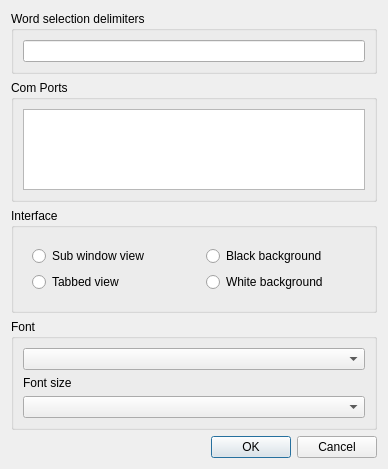
First picture: the form in ComBombGui/configdialog.ui, repository cdesjardins/ComBomb, before the edit.
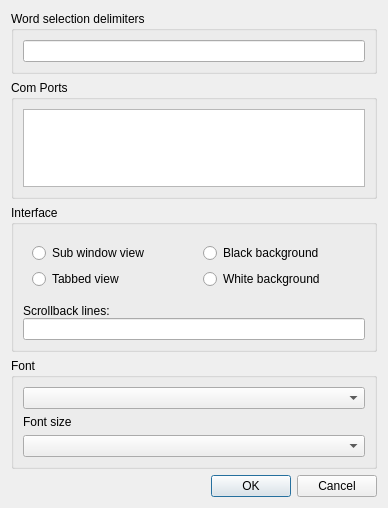
Second picture: the form after the edit. Icons and pictures are not drawn. Custom widgets are drawn as their Qt base class.

Commit message: Make scrollback lines configurable

What changed in the file:
```diff
--- a/ComBombGui/configdialog.ui
+++ b/ComBombGui/configdialog.ui
@@ -7,7 +7,7 @@
     <x>0</x>
     <y>0</y>
     <width>388</width>
-    <height>469</height>
+    <height>508</height>
    </rect>
   </property>
   <property name="windowTitle">
@@ -18,55 +18,6 @@
     <normaloff>:/images/ComBomb16.png</normaloff>:/images/ComBomb16.png</iconset>
   </property>
   <layout class="QGridLayout" name="gridLayout">
-   <item row="2" column="0">
-    <widget class="QGroupBox" name="Interface">
-     <property name="title">
-      <string>Interface</string>
-     </property>
-     <layout class="QHBoxLayout" name="horizontalLayout">
-      <item>
-       <widget class="QWidget" name="widget" native="true">
-        <layout class="QVBoxLayout" name="verticalLayout_6">
-         <item>
-          <widget class="QRadioButton" name="mdiRdioButton">
-           <property name="text">
-            <string>Sub window view</string>
-           </property>
-          </widget>
-         </item>
-         <item>
-          <widget class="QRadioButton" name="tabsRadioButton">
-           <property name="text">
-            <string>Tabbed view</string>
-           </property>
-          </widget>
-         </item>
-        </layout>
-       </widget>
-      </item>
-      <item>
-       <widget class="QWidget" name="widget_2" native="true">
-        <layout class="QVBoxLayout" name="verticalLayout_5">
-         <item>
-          <widget class="QRadioButton" name="blackRadioButton">
-           <property name="text">
-            <string>Black background</string>
-           </property>
-          </widget>
-         </item>
-         <item>
-          <widget class="QRadioButton" name="whiteRadioButton">
-           <property name="text">
-            <string>White background</string>
-           </property>
-          </widget>
-         </item>
-        </layout>
-       </widget>
-      </item>
-     </layout>
-    </widget>
-   </item>
    <item row="0" column="0">
     <widget class="QGroupBox" name="ConfigDelimiters">
      <property name="title">
@@ -127,6 +78,107 @@
      </property>
     </widget>
    </item>
+   <item row="2" column="0">
+    <widget class="QGroupBox" name="Interface">
+     <property name="title">
+      <string>Interface</string>
+     </property>
+     <layout class="QVBoxLayout" name="verticalLayout_4">
+      <item>
+       <widget class="QWidget" name="widget" native="true">
+        <layout class="QHBoxLayout" name="horizontalLayout_2">
+         <property name="spacing">
+          <number>0</number>
+         </property>
+         <property name="leftMargin">
+          <number>0</number>
+         </property>
+         <property name="topMargin">
+          <number>0</number>
+         </property>
+         <property name="rightMargin">
+          <number>0</number>
+         </property>
+         <property name="bottomMargin">
+          <number>0</number>
+         </property>
+         <item>
+          <widget class="QWidget" name="viewWidget" native="true">
+           <layout class="QVBoxLayout" name="verticalLayout_6">
+            <item>
+             <widget class="QRadioButton" name="mdiRdioButton">
+              <property name="text">
+               <string>Sub window view</string>
+              </property>
+             </widget>
+            </item>
+            <item>
+             <widget class="QRadioButton" name="tabsRadioButton">
+              <property name="text">
+               <string>Tabbed view</string>
+              </property>
+             </widget>
+            </item>
+           </layout>
+          </widget>
+         </item>
+         <item>
+          <widget class="QWidget" name="bgWidget" native="true">
+           <layout class="QVBoxLayout" name="verticalLayout_5">
+            <item>
+             <widget class="QRadioButton" name="blackRadioButton">
+              <property name="text">
+               <string>Black background</string>
+              </property>
+             </widget>
+            </item>
+            <item>
+             <widget class="QRadioButton" name="whiteRadioButton">
+              <property name="text">
+               <string>White background</string>
+              </property>
+             </widget>
+            </item>
+           </layout>
+          </widget>
+         </item>
+        </layout>
+       </widget>
+      </item>
+      <item>
+       <widget class="QWidget" name="historyWidget" native="true">
+        <layout class="QVBoxLayout" name="verticalLayout_7">
+         <property name="spacing">
+          <number>0</number>
+         </property>
+         <property name="leftMargin">
+          <number>0</number>
+         </property>
+         <property name="topMargin">
+          <number>0</number>
+         </property>
+         <property name="rightMargin">
+          <number>0</number>
+         </property>
+         <property name="bottomMargin">
+          <number>0</number>
+         </property>
+         <item>
+          <widget class="QLabel" name="historyLabel">
+           <property name="text">
+            <string>Scrollback lines:</string>
+           </property>
+          </widget>
+         </item>
+         <item>
+          <widget class="QLineEdit" name="historyLineEdit"/>
+         </item>
+        </layout>
+       </widget>
+      </item>
+     </layout>
+    </widget>
+   </item>
   </layout>
  </widget>
  <customwidgets>
```
The commit also changes 18 other files.
